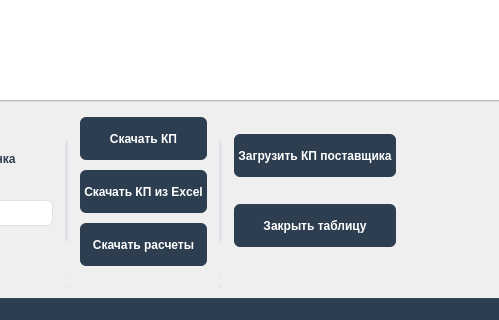
The window that ui/mainGui.ui (p4st1/AppForCommercialRequests) describes before a commit, drawn with Qt 5; both pictures show x 548 to 1047 and y 510 to 830 of the 1440 by 830 pixel window.
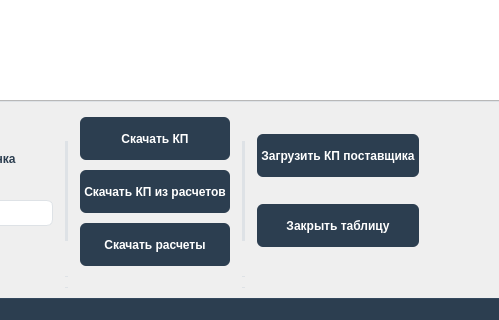
The same window after the commit. Icons and pictures are not drawn.

Commit message: Обновить текст КП из расчетов

```diff
--- a/ui/mainGui.ui
+++ b/ui/mainGui.ui
@@ -2092,7 +2092,7 @@
 }</string>
           </property>
           <property name="text">
-           <string>Скачать КП из Excel</string>
+           <string>Скачать КП из расчетов</string>
           </property>
          </widget>
         </item>
```
The commit also changes 1 other file.
